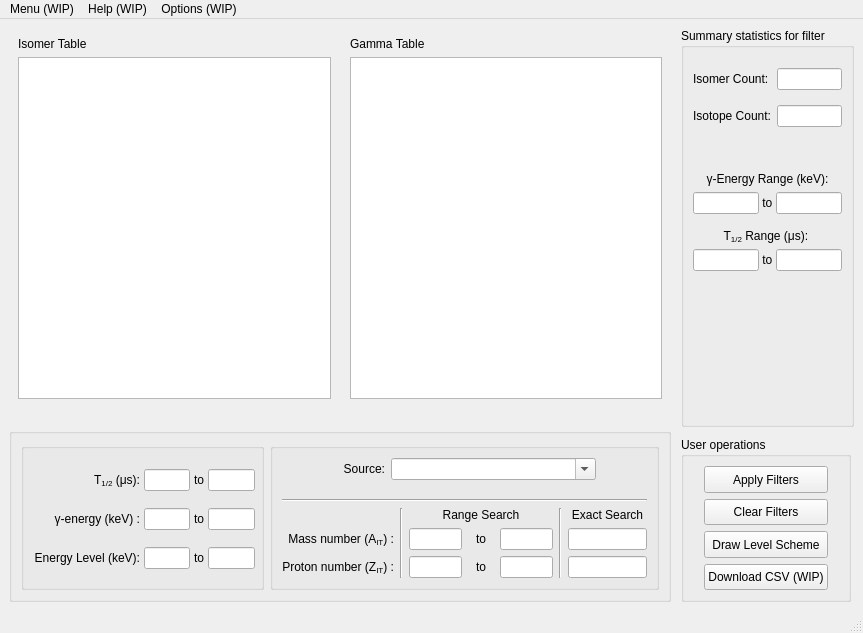
Qt form w_Isomer/w_IsomerAPI.ui (LISEcute/IsomerAPI) before a commit.
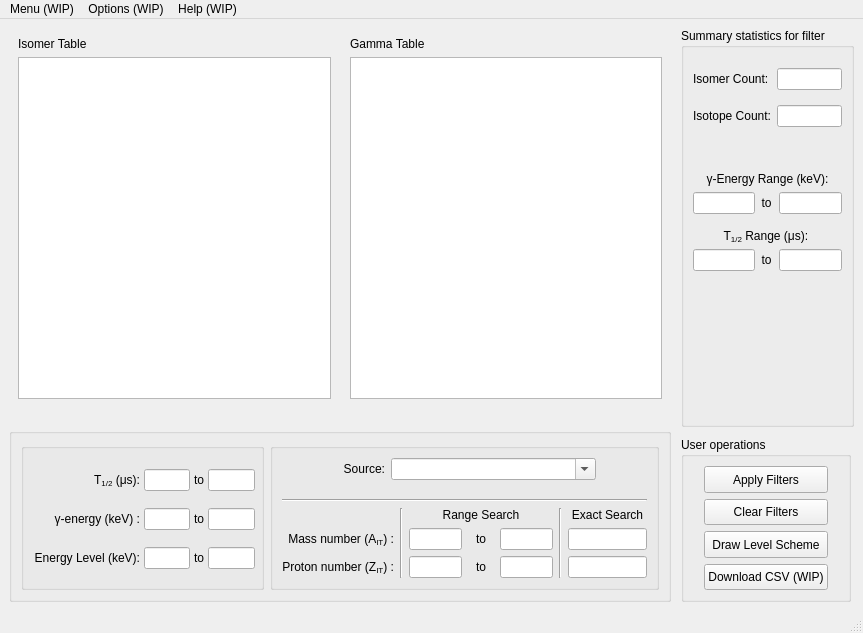
The same form after that commit. The open tabs and pages were chosen to show the change. Icons and pictures are not drawn.

Commit message: options ordering, header label fix, about page almost added

The edit to the form file:
```diff
--- a/w_Isomer/w_IsomerAPI.ui
+++ b/w_Isomer/w_IsomerAPI.ui
@@ -391,13 +391,13 @@
              <item>
               <widget class="QLabel" name="label_19">
                <property name="sizePolicy">
-                <sizepolicy hsizetype="Maximum" vsizetype="Preferred">
+                <sizepolicy hsizetype="Preferred" vsizetype="Preferred">
                  <horstretch>0</horstretch>
                  <verstretch>0</verstretch>
                 </sizepolicy>
                </property>
                <property name="text">
-                <string> to </string>
+                <string>  to  </string>
                </property>
               </widget>
              </item>
@@ -497,13 +497,13 @@
              <item>
               <widget class="QLabel" name="label_21">
                <property name="sizePolicy">
-                <sizepolicy hsizetype="Maximum" vsizetype="Preferred">
+                <sizepolicy hsizetype="Preferred" vsizetype="Preferred">
                  <horstretch>0</horstretch>
                  <verstretch>0</verstretch>
                 </sizepolicy>
                </property>
                <property name="text">
-                <string> to </string>
+                <string>  to  </string>
                </property>
               </widget>
              </item>
@@ -1086,8 +1086,8 @@
     <addaction name="menuView_Select"/>
    </widget>
    <addaction name="menumy_menu"/>
-   <addaction name="menuabout_page"/>
    <addaction name="menuOptions_WIP"/>
+   <addaction name="menuabout_page"/>
   </widget>
   <widget class="QStatusBar" name="statusbar"/>
   <action name="actionAbout">
```
Left out of the diff: 41 changed lines with no effect on the pictures. The commit also changes 12 other files.
